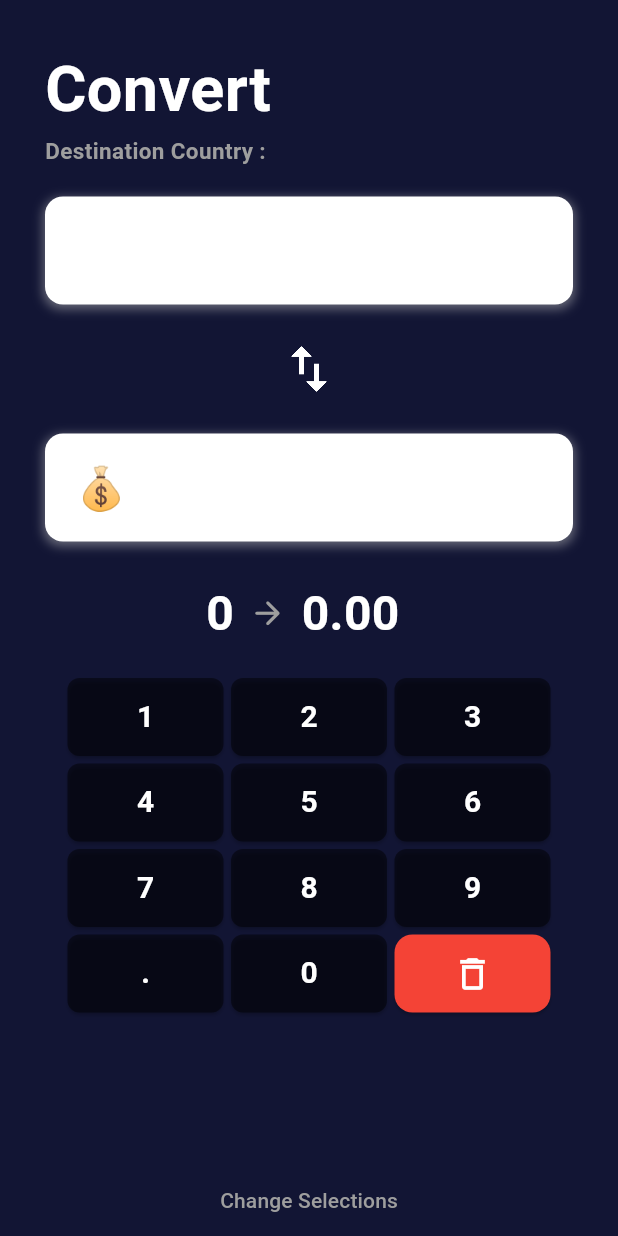
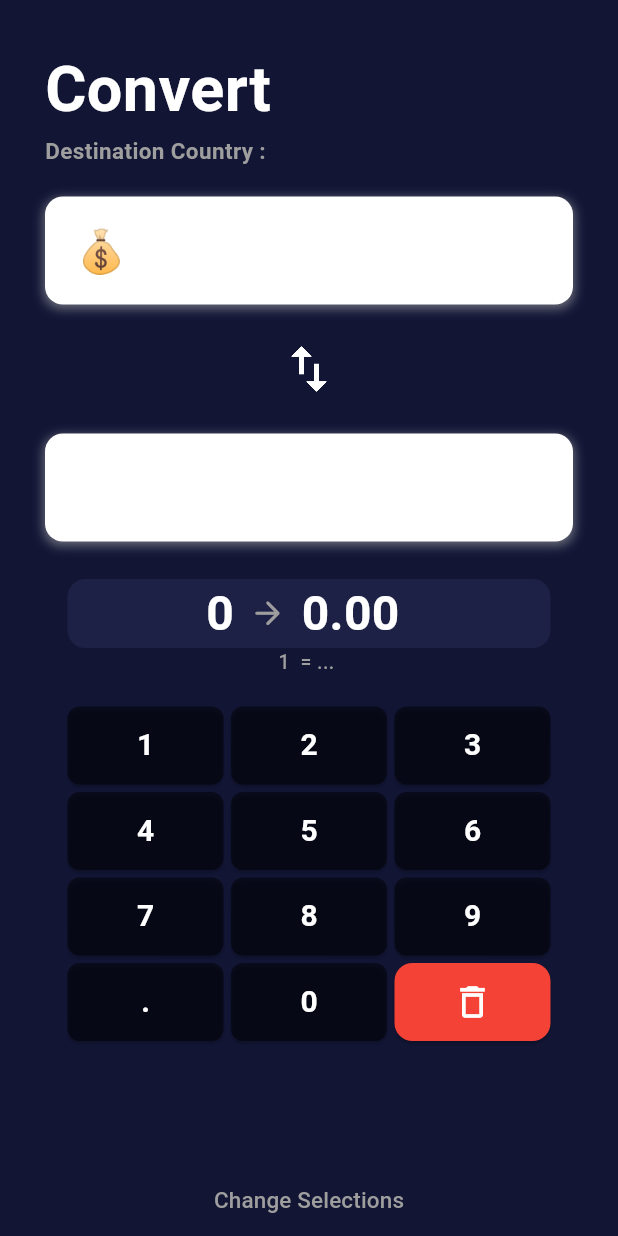
Before and after one commit to berkaykw/FlipCash, a Flutter app: the CurrencyConvertScreen screen opened directly with empty values, after a tap on the "swap vert" icon, on a phone screen of 412 x 824 dp. Run offline on Flutter 3.47's test engine with Material 3 defaults, Android fonts, the light colour scheme and no system bars; our stand-ins replace country_picker, shared_preferences; accounts and stored records are empty; network calls fail.

Commit message:
state management , swap iconbutton , fixed box decoration

```diff
--- a/frontend/lib/screens/CurrencyConvertScreen.dart
+++ b/frontend/lib/screens/CurrencyConvertScreen.dart
@@ -2,7 +2,6 @@ import 'package:flip_cash/widgets/Custom_HeaderText.dart';
 import 'package:flip_cash/widgets/NumberPad.dart';
 import 'package:flutter/material.dart';
 import 'package:flip_cash/services/exchange_rate_service.dart';
-
 
 class CurrencyConvertScreen extends StatefulWidget {
   final String countryName;
@@ -26,6 +25,11 @@ class _CurrencyConvertScreenState extends State<CurrencyConvertScreen> {
   Map<String, double>? rates;
   String enteredAmount = "0";
   double? convertedAmount;
+
+  late String _spentCurrency;
+  late String _baseCurrency;
+  late String _spentFlag;
+  late String _baseFlag;
 
   final Map<String, String> currencyToCountryCode = {
     'USD': 'US',
@@ -65,12 +69,31 @@ class _CurrencyConvertScreenState extends State<CurrencyConvertScreen> {
   @override
   void initState() {
     super.initState();
+    _spentCurrency = widget.spentCurrency;
+    _baseCurrency = widget.baseCurrency;
+    _spentFlag = widget.countryFlag;
+    _baseFlag = getFlagFromCurrency(widget.baseCurrency);
     _loadCurrencies();
+  }
+
+  void _swapCurrencies() {
+    setState(() {
+      final oldBaseCurrency = _baseCurrency;
+      final oldBaseFlag = _baseFlag;
+
+      _baseCurrency = _spentCurrency;
+      _baseFlag = _spentFlag;
+
+      _spentCurrency = oldBaseCurrency;
+      _spentFlag = oldBaseFlag;
+
+      _loadCurrencies();
+    });
   }
 
   void _loadCurrencies() async {
     final fetchedRates = await ExchangeRateService().getExchangeRates(
-      widget.spentCurrency,
+      _spentCurrency,
     );
     setState(() {
       rates = fetchedRates;
@@ -99,7 +122,7 @@ class _CurrencyConvertScreenState extends State<CurrencyConvertScreen> {
   void _updateConvertedAmount() {
     double? amount = double.tryParse(enteredAmount);
     if (amount != null && rates != null) {
-      double rate = rates![widget.baseCurrency] ?? 1;
+      double rate = rates![_baseCurrency] ?? 1;
       convertedAmount = amount * rate;
     } else {
       convertedAmount = null;
@@ -132,16 +155,12 @@ class _CurrencyConvertScreenState extends State<CurrencyConvertScreen> {
                 textAlign: TextAlign.start,
               ),
               const SizedBox(height: 20),
-              _currencyBox(
-                widget.countryFlag,
-                widget.spentCurrency,
-                widget.spentCurrency,
-              ),
+              _currencyBox(_spentFlag, _spentCurrency, _spentCurrency),
               Padding(
                 padding: const EdgeInsets.symmetric(vertical: 15),
                 child: Center(
                   child: IconButton(
-                    onPressed: () {},
+                    onPressed: _swapCurrencies,
                     icon: const Icon(
                       Icons.swap_vert_outlined,
                       color: Colors.white,
@@ -150,11 +169,7 @@ class _CurrencyConvertScreenState extends State<CurrencyConvertScreen> {
                   ),
                 ),
               ),
-              _currencyBox(
-                getFlagFromCurrency(widget.baseCurrency),
-                widget.baseCurrency,
-                widget.baseCurrency,
-              ),
+              _currencyBox(_baseFlag, _baseCurrency, _baseCurrency),
               const SizedBox(height: 10),
               Expanded(
                 child: Padding(
@@ -163,7 +178,12 @@ class _CurrencyConvertScreenState extends State<CurrencyConvertScreen> {
                     mainAxisAlignment: MainAxisAlignment.end,
                     children: [
                       // Miktar + Çevrilen miktar
-                      Row(
+                      Container(
+                        decoration: BoxDecoration(
+                          color: const Color.fromARGB(255, 30, 33, 70),
+                          borderRadius: BorderRadius.circular(12),
+                        ),
+                        child: Row(
                           mainAxisAlignment: MainAxisAlignment.center,
                           children: [
                             Flexible(
@@ -191,8 +211,8 @@ class _CurrencyConvertScreenState extends State<CurrencyConvertScreen> {
                                 fit: BoxFit.scaleDown,
                                 child: Text(
                                   convertedAmount != null
-                                    ? "${convertedAmount!.toStringAsFixed(2)} ${widget.baseCurrency}"
-                                    : "0.00 ${widget.baseCurrency}",
+                                      ? "${convertedAmount!.toStringAsFixed(2)} $_baseCurrency"
+                                      : "0.00 $_baseCurrency",
                                   style: const TextStyle(
                                     color: Colors.white,
                                     fontSize: 32,
@@ -203,6 +223,11 @@ class _CurrencyConvertScreenState extends State<CurrencyConvertScreen> {
                             ),
                           ],
                         ),
+                      ),
+                      Text(
+                        "1 $_spentCurrency = ${(rates != null ? (rates![_baseCurrency]?.toStringAsFixed(4) ?? '...') : '...')} $_baseCurrency",
+                        style: TextStyle(color: Colors.grey[500], fontSize: 13 , fontWeight: FontWeight.w500),
+                      ),
                       const SizedBox(height: 20),
                       // NumberPad
                       Expanded(
@@ -212,8 +237,8 @@ class _CurrencyConvertScreenState extends State<CurrencyConvertScreen> {
                           onDelete: _onDelete,
                           currencyAmount:
                               convertedAmount != null
-                                  ? "${convertedAmount!.toStringAsFixed(2)} ${widget.baseCurrency}"
-                                  : "0.00 ${widget.baseCurrency}",
+                                  ? "${convertedAmount!.toStringAsFixed(2)} $_baseCurrency"
+                                  : "0.00 $_baseCurrency",
                         ),
                       ),
                     ],
@@ -225,11 +250,10 @@ class _CurrencyConvertScreenState extends State<CurrencyConvertScreen> {
                   onPressed: () {
                     Navigator.pushReplacementNamed(context, '/home');
                   },
-                  child: Text("Change Selections",
-                      style: TextStyle(
-                        color: Colors.grey[500],
-                        fontSize: 14,
-                      )),
+                  child: Text(
+                    "Change Selections",
+                    style: TextStyle(color: Colors.grey[500], fontSize: 15),
+                  ),
                 ),
               ),
             ],
```
Lines whose indentation alone changed are shown as unchanged.
